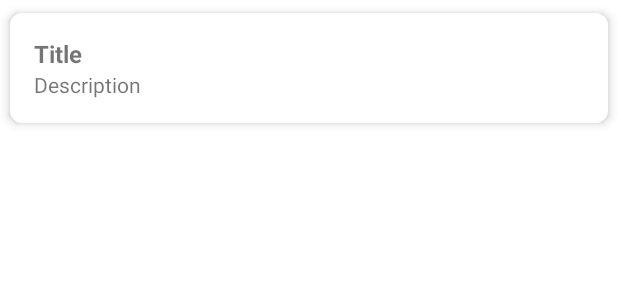
After one commit to Dishant-Rathi/FitVibe, an Android app: the layout dataholder.xml on its own in the app's theme, with its tools: preview values and no code run, on a phone screen of 412 x 824 dp. The commit adds this screen. Shown: the top 300 px of the screen. Run offline under Robolectric (Android 15) with nearby library versions, the phone set to English and light mode, and no system bars; network calls fail.

Commit message:
Got the data from Api

```diff
--- a/app/src/main/res/layout/activity_detailpage.xml
+++ b/app/src/main/res/layout/activity_detailpage.xml
@@ -14,6 +14,14 @@
         android:textSize="30sp"
         app:layout_constraintBottom_toBottomOf="parent"
         app:layout_constraintEnd_toEndOf="parent"
+        app:layout_constraintHorizontal_bias="0.085"
         app:layout_constraintStart_toStartOf="parent"
-        app:layout_constraintTop_toTopOf="parent" />
+        app:layout_constraintTop_toTopOf="parent"
+        app:layout_constraintVertical_bias="0.93" />
+
+    <androidx.recyclerview.widget.RecyclerView
+        android:layout_width="409dp"
+        android:layout_height="321dp"
+        tools:layout_editor_absoluteX="1dp"
+        tools:layout_editor_absoluteY="1dp" />
 </androidx.constraintlayout.widget.ConstraintLayout>
--- /dev/null
+++ b/app/src/main/res/layout/dataholder.xml
@@ -0,0 +1,37 @@
+<?xml version="1.0" encoding="utf-8"?>
+<androidx.cardview.widget.CardView
+    xmlns:android="http://schemas.android.com/apk/res/android"
+    xmlns:app="http://schemas.android.com/apk/res-auto"
+    android:layout_width="match_parent"
+    android:layout_height="wrap_content"
+    app:cardCornerRadius="8dp"
+    app:cardElevation="4dp"
+    app:cardUseCompatPadding="true">
+
+    <LinearLayout
+        android:layout_width="match_parent"
+        android:layout_height="wrap_content"
+        android:orientation="vertical"
+        android:padding="16dp">
+
+        <!-- Place your data items here, for example: -->
+        <TextView
+            android:id="@+id/textTitle"
+            android:layout_width="match_parent"
+            android:layout_height="wrap_content"
+            android:text="Title"
+            android:textSize="16sp"
+            android:textStyle="bold"/>
+
+        <TextView
+            android:id="@+id/textDescription"
+            android:layout_width="match_parent"
+            android:layout_height="wrap_content"
+            android:text="Description"
+            android:textSize="14sp"/>
+
+        <!-- Add more TextViews or other views for your data items -->
+
+    </LinearLayout>
+
+</androidx.cardview.widget.CardView>
```
